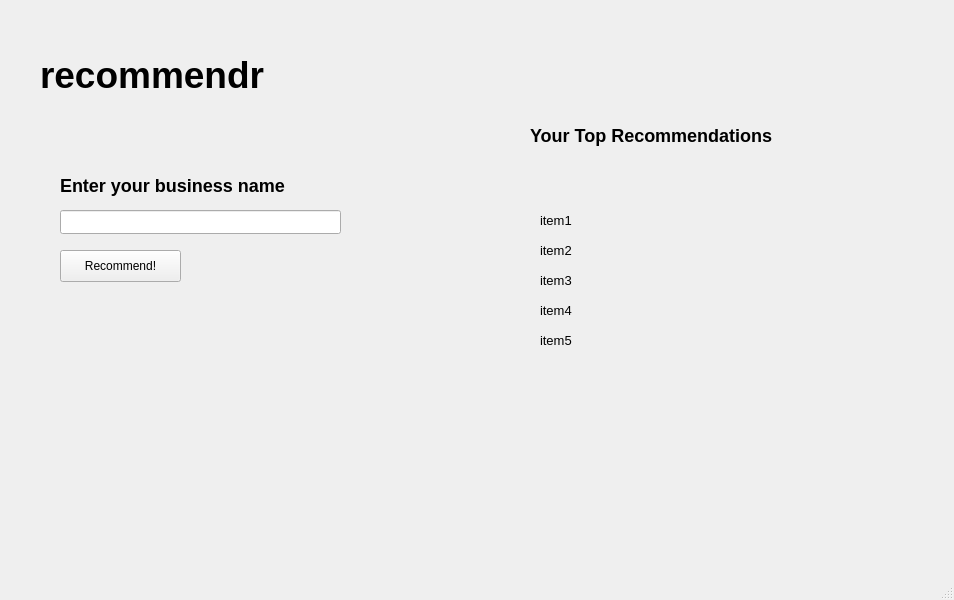
This is frontend/layout.ui in therogerwang/rd-2021 as Qt 5 draws it before an edit. The edited form follows.
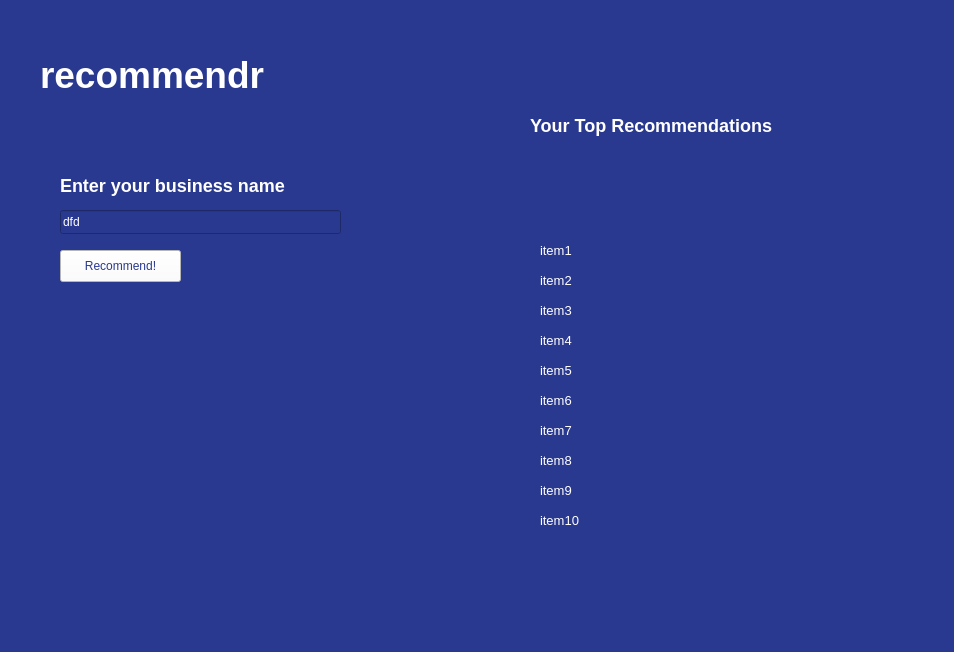
This is the edited form.

Commit message: new ui, shows 10 items now

```diff
--- a/frontend/layout.ui
+++ b/frontend/layout.ui
@@ -7,12 +7,15 @@
     <x>0</x>
     <y>0</y>
     <width>954</width>
-    <height>600</height>
+    <height>652</height>
    </rect>
   </property>
   <property name="windowTitle">
    <string>recommendr</string>
   </property>
+  <property name="styleSheet">
+   <string notr="true">background-color:rgb(42, 57, 144)</string>
+  </property>
   <widget class="QWidget" name="centralwidget">
    <widget class="QLabel" name="label">
     <property name="geometry">
@@ -23,6 +26,9 @@
       <height>71</height>
      </rect>
     </property>
+    <property name="styleSheet">
+     <string notr="true">color:rgb(255, 255, 255)</string>
+    </property>
     <property name="text">
      <string>&lt;html&gt;&lt;head/&gt;&lt;body&gt;&lt;p&gt;&lt;span style=&quot; font-size:28pt; font-weight:600;&quot;&gt;recommendr&lt;/span&gt;&lt;/p&gt;&lt;/body&gt;&lt;/html&gt;</string>
     </property>
@@ -36,6 +42,9 @@
       <height>31</height>
      </rect>
     </property>
+    <property name="styleSheet">
+     <string notr="true">color:rgb(255, 255, 255)</string>
+    </property>
     <property name="text">
      <string>&lt;h2&gt;Enter your business name&lt;/h2&gt;</string>
     </property>
@@ -49,16 +58,25 @@
       <height>24</height>
      </rect>
     </property>
+    <property name="styleSheet">
+     <string notr="true">color:rgb(255, 255, 255)</string>
+    </property>
+    <property name="text">
+     <string>dfd</string>
+    </property>
    </widget>
    <widget class="QLabel" name="label_3">
     <property name="geometry">
      <rect>
       <x>530</x>
-      <y>120</y>
+      <y>110</y>
       <width>341</width>
       <height>31</height>
      </rect>
     </property>
+    <property name="styleSheet">
+     <string notr="true">color:rgb(255, 255, 255)</string>
+    </property>
     <property name="text">
      <string>&lt;h2&gt;Your Top Recommendations&lt;/h2&gt;</string>
     </property>
@@ -67,13 +85,16 @@
     <property name="geometry">
      <rect>
       <x>540</x>
-      <y>170</y>
+      <y>160</y>
       <width>341</width>
-      <height>221</height>
+      <height>451</height>
      </rect>
     </property>
+    <property name="styleSheet">
+     <string notr="true">color:rgb(255, 255, 255)</string>
+    </property>
     <property name="text">
-     <string>&lt;html&gt;&lt;head/&gt;&lt;body&gt;&lt;p&gt;&lt;span style=&quot; font-size:10pt;&quot;&gt;item1&lt;br/&gt;&lt;br/&gt;item2&lt;br/&gt;&lt;br/&gt;item3&lt;br/&gt;&lt;br/&gt;item4&lt;br/&gt;&lt;br/&gt;item5&lt;/span&gt;&lt;/p&gt;&lt;/body&gt;&lt;/html&gt;</string>
+     <string>&lt;html&gt;&lt;head/&gt;&lt;body&gt;&lt;p&gt;&lt;span style=&quot; font-size:10pt;&quot;&gt;item1&lt;br/&gt;&lt;br/&gt;item2&lt;br/&gt;&lt;br/&gt;item3&lt;br/&gt;&lt;br/&gt;item4&lt;br/&gt;&lt;br/&gt;item5&lt;br/&gt;&lt;br/&gt;item6&lt;br/&gt;&lt;br/&gt;item7&lt;br/&gt;&lt;br/&gt;item8&lt;br/&gt;&lt;br/&gt;item9&lt;br/&gt;&lt;br/&gt;item10&lt;/span&gt;&lt;/p&gt;&lt;/body&gt;&lt;/html&gt;</string>
     </property>
    </widget>
    <widget class="QPushButton" name="pushButton">
@@ -85,6 +106,10 @@
       <height>32</height>
      </rect>
     </property>
+    <property name="styleSheet">
+     <string notr="true">color:rgb(42, 57, 144);
+background-color: rgb(255, 255, 255);</string>
+    </property>
     <property name="text">
      <string>Recommend!</string>
     </property>
```
The commit also changes 1 other file.
